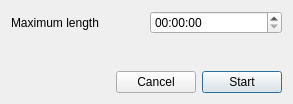
Old version of the form RecoringDialog.ui in the repository soramimi/DeckLinkCapture.
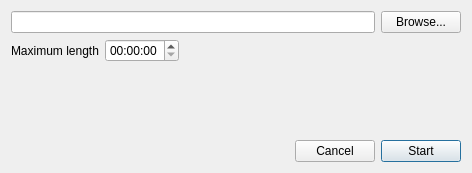
New version of the form.

```diff
--- a/RecoringDialog.ui
+++ b/RecoringDialog.ui
@@ -6,8 +6,8 @@
    <rect>
     <x>0</x>
     <y>0</y>
-    <width>293</width>
-    <height>104</height>
+    <width>472</width>
+    <height>173</height>
    </rect>
   </property>
   <property name="windowTitle">
@@ -15,21 +15,52 @@
   </property>
   <layout class="QVBoxLayout" name="verticalLayout">
    <item>
-    <layout class="QGridLayout" name="gridLayout">
-     <item row="0" column="0">
+    <layout class="QHBoxLayout" name="horizontalLayout_2">
+     <item>
+      <widget class="QLineEdit" name="lineEdit_path">
+       <property name="readOnly">
+        <bool>true</bool>
+       </property>
+      </widget>
+     </item>
+     <item>
+      <widget class="QPushButton" name="pushButton_browse">
+       <property name="text">
+        <string>Browse...</string>
+       </property>
+      </widget>
+     </item>
+    </layout>
+   </item>
+   <item>
+    <layout class="QHBoxLayout" name="horizontalLayout">
+     <item>
       <widget class="QLabel" name="label">
        <property name="text">
         <string>Maximum length</string>
        </property>
       </widget>
      </item>
-     <item row="0" column="1">
+     <item>
       <widget class="QTimeEdit" name="timeEdit">
        <property name="displayFormat">
         <string>HH:mm:ss</string>
        </property>
       </widget>
      </item>
+     <item>
+      <spacer name="horizontalSpacer_2">
+       <property name="orientation">
+        <enum>Qt::Horizontal</enum>
+       </property>
+       <property name="sizeHint" stdset="0">
+        <size>
+         <width>40</width>
+         <height>20</height>
+        </size>
+       </property>
+      </spacer>
+     </item>
     </layout>
    </item>
    <item>
@@ -46,7 +77,7 @@
     </spacer>
    </item>
    <item>
-    <layout class="QHBoxLayout" name="horizontalLayout">
+    <layout class="QHBoxLayout" name="horizontalLayout_3">
      <item>
       <spacer name="horizontalSpacer">
        <property name="orientation">
```
Left out of the diff: 6 changed lines with no effect on the pictures.
